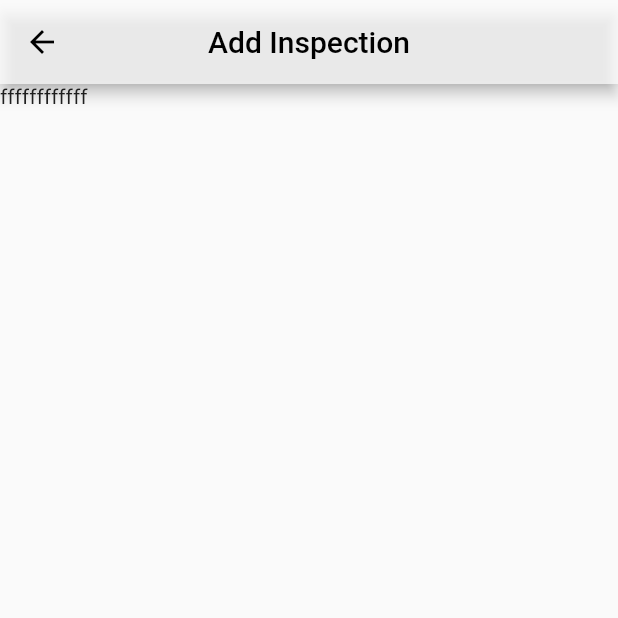
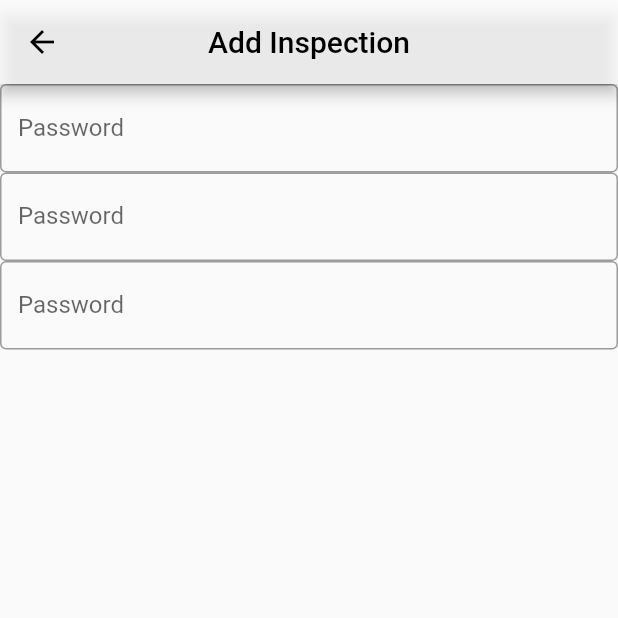
Before and after one commit to Vlad-Kostyuk/Car_Helper, a Flutter app: the screen it shows after launch, in the side drawer, after a tap on "Add", on a phone screen of 412 x 824 dp, the top half of it. Run offline on Flutter 3.47's test engine with Material 2 defaults, Android fonts, the phone set to English and light mode, and no system bars.

Commit message:
add widget body settings and inspection

```diff
--- a/lib/page/add_inspection_page.dart
+++ b/lib/page/add_inspection_page.dart
@@ -1,4 +1,5 @@
 import 'package:carhelper/container.dart';
+import 'package:carhelper/widget/center_add_inspection.dart';
 import 'package:flutter/material.dart';
 
 class AddInspection extends StatefulWidget {
@@ -21,7 +22,7 @@ class _AddInspectionState extends State<AddInspection> {
         centerTitle: true,
         backgroundColor: Colors.white70,
       ),
-      body: Text('ffffffffffff'),
+      body: BodyAddInspection(),
     );
   }
 }
--- a/lib/page/settings.dart
+++ b/lib/page/settings.dart
@@ -1,4 +1,5 @@
 import 'package:carhelper/container.dart';
+import 'package:carhelper/widget/center_settings.dart';
 import 'package:flutter/material.dart';
 
 class Settings extends StatefulWidget {
@@ -21,7 +22,7 @@ class _SettingsState extends State<Settings> {
         centerTitle: true,
         backgroundColor: Colors.white70,
       ),
-      body: Text('Settings'),
+      body: BodySettings(),
     );
   }
 }
--- /dev/null
+++ b/lib/widget/center_add_inspection.dart
@@ -0,0 +1,45 @@
+import 'package:flutter/material.dart';
+
+class BodyAddInspection extends StatefulWidget {
+  const BodyAddInspection({Key key}) : super(key: key);
+
+  @override
+  _BodyAddInspectionState createState() => _BodyAddInspectionState();
+}
+
+class _BodyAddInspectionState extends State<BodyAddInspection> {
+  @override
+  Widget build(BuildContext context) {
+    return Container(
+      child: Column(
+        children: <Widget>[
+
+          TextField(
+            obscureText: true,
+            decoration: InputDecoration(
+              border: OutlineInputBorder(),
+              labelText: 'Password',
+            ),
+          ),
+
+          TextField(
+            obscureText: true,
+            decoration: InputDecoration(
+              border: OutlineInputBorder(),
+              labelText: 'Password',
+            ),
+          ),
+
+          TextField(
+            obscureText: true,
+            decoration: InputDecoration(
+              border: OutlineInputBorder(),
+              labelText: 'Password',
+            ),
+          ),
+
+        ],
+      ),
+    );
+  }
+}
```
Also changed, not shown: lib/widget/center_settings.dart (added, +27 -0 lines).
